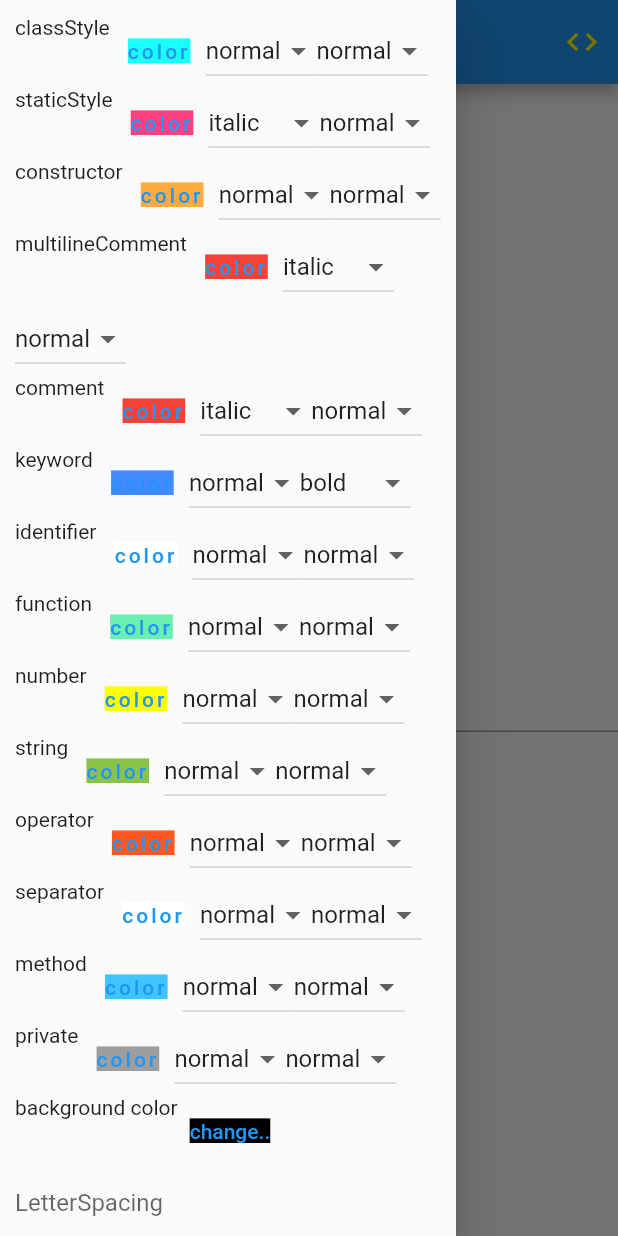
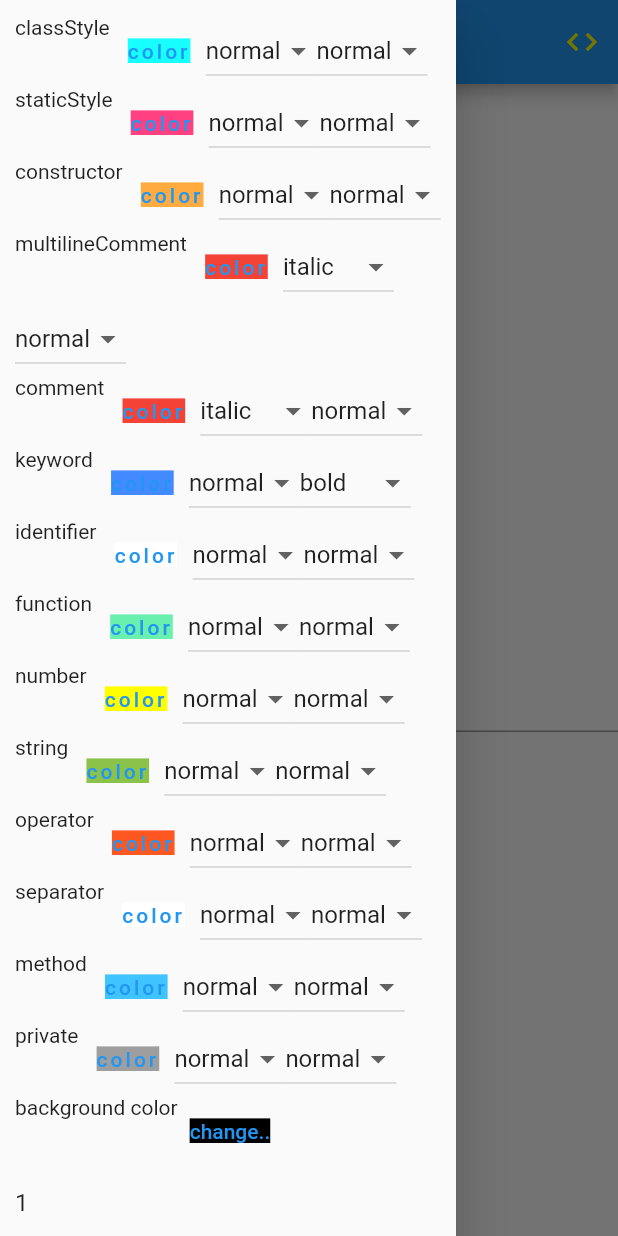
Before and after one commit to ssrajputtheboss/any_syntax_highlighter, a Flutter app: the screen it shows after launch, with the side drawer open, on a phone screen of 412 x 824 dp. Run offline on Flutter 3.47's test engine with Material 2 defaults, Android fonts, the phone set to English and light mode, and no system bars; our stand-ins replace flutter_colorpicker.

Commit message:
example app updated

```diff
--- a/example/lib/main.dart
+++ b/example/lib/main.dart
@@ -59,6 +59,8 @@ class _MainApp extends State<MainApp> {
   String _text = '';
   late Map<String, Props> _theme;
   late Color _bgColor;
+  final TextEditingController _letterSpacingController =
+      TextEditingController(text: "1");
   _MainApp() {
     initializeTheme();
   }
@@ -292,6 +294,7 @@ class _MainApp extends State<MainApp> {
                 decoration: const InputDecoration(hintText: 'LetterSpacing'),
                 maxLines: 1,
                 minLines: 1,
+                controller: _letterSpacingController,
                 onSubmitted: (value) {
                   double? val;
                   try {
@@ -394,7 +397,7 @@ class _MainApp extends State<MainApp> {
     _bgColor = Colors.black;
     _theme = {
       'classStyle': Props(Colors.cyanAccent, 'normal', 'normal'),
-      'staticStyle': Props(Colors.pinkAccent, 'normal', 'italic'),
+      'staticStyle': Props(Colors.pinkAccent, 'normal', 'normal'),
       'constructor': Props(Colors.orangeAccent, 'normal', 'normal'),
       'multilineComment': Props(Colors.red, 'normal', 'italic'),
       'comment': Props(Colors.red, 'normal', 'italic'),
@@ -415,7 +418,7 @@ class Props {
   Color color;
   String weight, style;
   static String? fontFamily;
-  static double? letterSpacing, wordSpacing, fontSize;
+  static double? letterSpacing = 1, wordSpacing, fontSize;
   static bool lineNumbers = false;
   static Set<String> fontFeatures = {};
   Props(this.color, this.weight, this.style);
```
